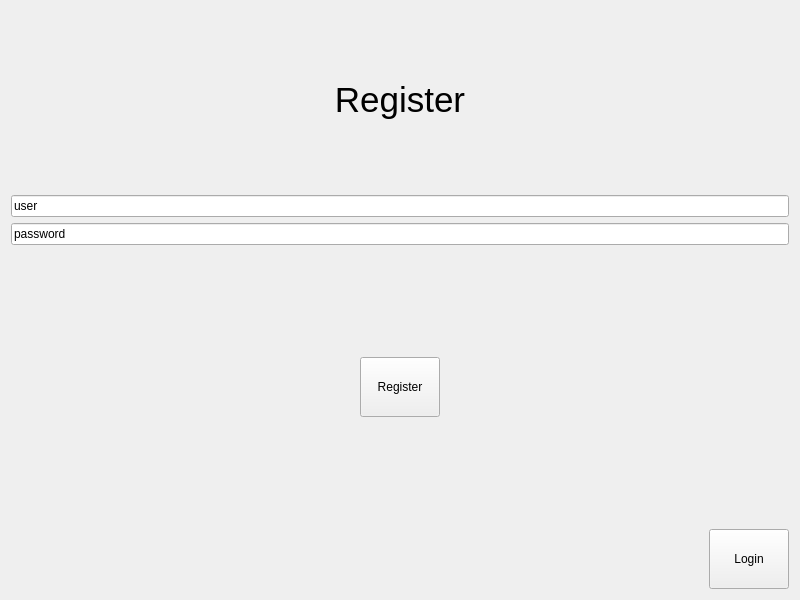
First picture: the form in registerwindow.ui, repository Ancellie/organizer_on_qt, before the edit.
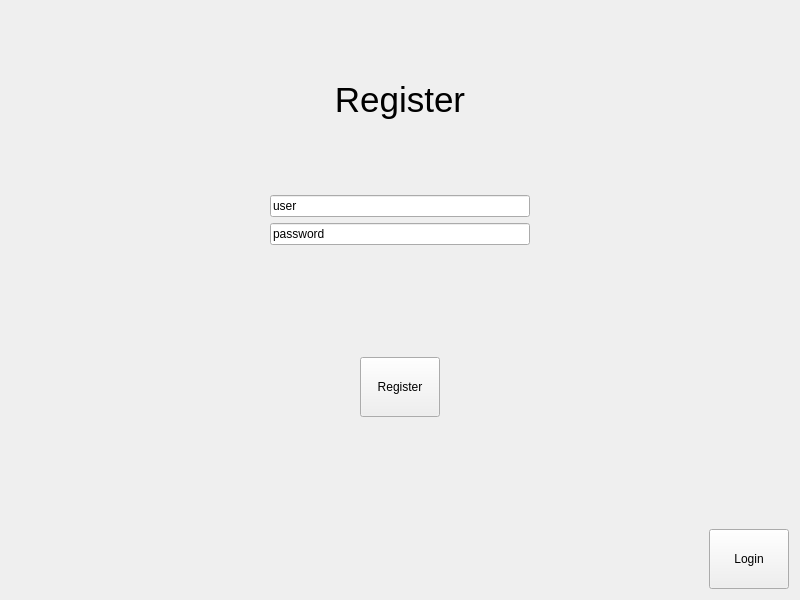
Second picture: the form after the edit.

Patch:
```diff
--- a/registerwindow.ui
+++ b/registerwindow.ui
@@ -28,6 +28,21 @@
     </widget>
    </item>
    <item>
+    <layout class="QHBoxLayout" name="horizontalLayout_3">
+     <item>
+      <spacer name="horizontalSpacer_5">
+       <property name="orientation">
+        <enum>Qt::Horizontal</enum>
+       </property>
+       <property name="sizeHint" stdset="0">
+        <size>
+         <width>40</width>
+         <height>20</height>
+        </size>
+       </property>
+      </spacer>
+     </item>
+     <item>
     <layout class="QVBoxLayout" name="verticalLayout">
      <item>
       <widget class="QLineEdit" name="userLineEdit">
@@ -42,6 +57,21 @@
         <string>password</string>
        </property>
       </widget>
+       </item>
+      </layout>
+     </item>
+     <item>
+      <spacer name="horizontalSpacer_4">
+       <property name="orientation">
+        <enum>Qt::Horizontal</enum>
+       </property>
+       <property name="sizeHint" stdset="0">
+        <size>
+         <width>40</width>
+         <height>20</height>
+        </size>
+       </property>
+      </spacer>
      </item>
     </layout>
    </item>
```
Lines whose indentation alone changed are shown as unchanged.
